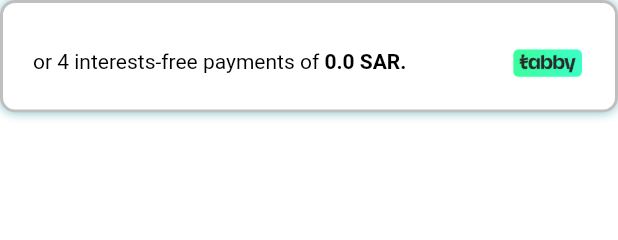
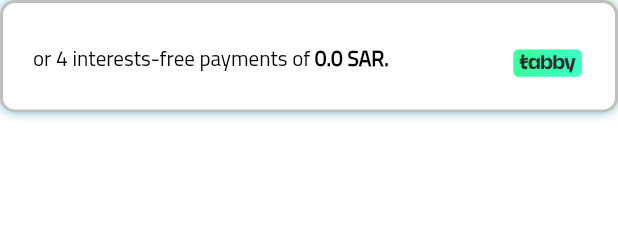
Before and after one commit to linrco123/Hama-Mobile, a Flutter app: what tabbyMethod() shows on an empty page, opened directly with empty values, on a phone screen of 412 x 824 dp. Shown: the top 240 px of the screen. Run offline on Flutter 3.47's test engine with Material 3 defaults, Android fonts, the phone set to English and light mode, and no system bars; our stand-ins replace cached_network_image, carousel_slider, connectivity_plus, file_picker, firebase_core, firebase_messaging and 23 more; missing offline and left inert: amazon_payfort, dart:ffi, date_picker_plus, flutter_pdfview, network_info_plus; accounts and stored records are empty; network calls fail; statements that could not run were skipped; project files that could hold a hidden picture were left out.

Commit message:
update font family in welcome and payment views

```diff
--- a/lib/app/modules/main_home_page/views/payments_view.dart
+++ b/lib/app/modules/main_home_page/views/payments_view.dart
@@ -317,6 +317,8 @@ class PaymentsView extends GetView<MainHomePageController> {
                                             .I.paymentMethods[index].image,
                                         height: 20.0,
                                         width: 20.0,
+                                        // color:
+                                        //     index == 0 ? MYColor.buttons : null,
                                       ),
                                       const SizedBox(
                                         width: 10.0,
@@ -367,7 +369,7 @@ class PaymentsView extends GetView<MainHomePageController> {
             padding: EdgeInsets.zero,
             minSize: 45,
             onPressed: () {
-               CustomPaymentController.I.payWithAmazon(isFake: true);
+              CustomPaymentController.I.payWithAmazon(isFake: true);
             },
             color: MYColor.white,
             borderRadius: BorderRadius.circular(10),
@@ -398,6 +400,7 @@ class PaymentsView extends GetView<MainHomePageController> {
                           .paymentMethods[OrderController.I.paymentMethod.value]
                           .image,
                       fit: BoxFit.contain,
+                      // color: OrderController.I.paymentMethod.value == 0?MYColor.buttons : null,
                     ),
                   ),
                 ],
--- a/lib/app/modules/musaneda/views/musaneda_view.dart
+++ b/lib/app/modules/musaneda/views/musaneda_view.dart
@@ -39,7 +39,6 @@ class MusanedaView extends GetView<MusanedaController> {
                               height: double.infinity,
                               margin: const EdgeInsets.only(top: 20),
                               decoration: BoxDecoration(
-                                // color: Colors.grey,
                                 borderRadius: const BorderRadius.only(
                                   bottomLeft: Radius.circular(15),
                                   bottomRight: Radius.circular(8),
--- a/lib/app/modules/order/views/tabby_stc_paymentview/components/tabby_method.dart
+++ b/lib/app/modules/order/views/tabby_stc_paymentview/components/tabby_method.dart
@@ -3,19 +3,16 @@ import 'package:get/get.dart';
 import 'package:musaneda/app/modules/order/controllers/order_controller.dart';
 import 'package:musaneda/config/myColor.dart';
 
-
-
-Widget tabbyMethod(
-    BuildContext context, double totalPrice) {
+Widget tabbyMethod(BuildContext context, double totalPrice) {
   var isArabic = Get.locale!.languageCode == 'ar';
-  var price = totalPrice  / 4;
+  var price = totalPrice / 4;
   return Obx(
     () => GestureDetector(
       onTap: () {
         OrderController.I.changeTabbyOption();
       },
       child: Container(
-        width:  double.infinity, // 315,
+        width: double.infinity, // 315,
         height: 75,
         decoration: BoxDecoration(
           borderRadius: BorderRadius.circular(10),
@@ -26,9 +23,9 @@ Widget tabbyMethod(
                 : MYColor.primary,
             width: 2,
           ),
-          boxShadow:  [
+          boxShadow: [
             BoxShadow(
-              color:  MYColor.primary.withOpacity(0.5),
+              color: MYColor.primary.withOpacity(0.5),
               offset: const Offset(0, 0),
               blurRadius: 5,
               spreadRadius: 0,
@@ -45,19 +42,21 @@ Widget tabbyMethod(
                 children: [
                   Expanded(
                     child: isArabic
-                        ?  RichText(
+                        ? RichText(
                             text: TextSpan(
                               children: [
                                 TextSpan(
                                   text: '${'tabby_des1'.tr} ',
                                   style: const TextStyle(
                                       color: Colors.black,
+                                      fontFamily: 'cairo_regular',
                                       height: 1.5,
                                       fontSize: 15), // Normal font style
                                 ),
                                 TextSpan(
-                              text:'${price.toString()} SAR ',
+                                  text: '${price.toString()} SAR ',
                                   style: const TextStyle(
+                                      fontFamily: 'cairo_regular',
                                       fontWeight: FontWeight.bold,
                                       color: Colors.black,
                                       height: 1.5), // Bold font style
@@ -71,20 +70,21 @@ Widget tabbyMethod(
                                 // ),
                               ],
                             ),
-
                           )
-                        :  RichText(
+                        : RichText(
                             text: TextSpan(
                               children: [
                                 TextSpan(
                                   text: '${'tabby_des1'.tr} ',
                                   style: const TextStyle(
                                       color: Colors.black,
+                                      fontFamily: 'cairo_regular',
                                       height: 1.5), // Normal font style
                                 ),
                                 TextSpan(
-                              text:'$price SAR.',
+                                  text: '$price SAR.',
                                   style: const TextStyle(
+                                    fontFamily: 'cairo_regular',
                                     fontWeight: FontWeight.bold,
                                     color: Colors.black,
                                     height: 1.5,
@@ -94,7 +94,6 @@ Widget tabbyMethod(
                             ),
                           ),
                   ),
-
                   Padding(
                     padding: isArabic
                         ? const EdgeInsets.only(top: 5, left: 15)
--- a/lib/app/modules/technical_support/providers/technical_support_provider.dart
+++ b/lib/app/modules/technical_support/providers/technical_support_provider.dart
@@ -10,7 +10,7 @@ class TechnicalSupportProvider extends GetConnect {
   final channelId = "648966184456d63137fa717d@webchat.eazy.im";
   final webhook = "6fe9eac2-a73d-4bb2-9a8b-3ef594397871";
   final apiUrl = "https://chat-api.keytime.sa/webhooks";
-  final apiKey = "Bearer U0QOk4SoOrZkkUbjWg2AZLrA3kCaOpXLqjl7PNEr";
+  final apiKey = "Bearer y8PJgaoGamg0R1Ed1ku0SbirhdlWGDMwKQI5mKgw";
 
   Future<List<dynamic>> sendMessage(messageText, theID, theName) async {
     try {
@@ -18,7 +18,7 @@ class TechnicalSupportProvider extends GetConnect {
         '$apiUrl/$webhook',
         {
           "channel": {
-            "id": "648966184456d63137fa717d@webchat.eazy.im",
+            "id": "e63c2083-7f88-4546-bf08-165ae2bb53a3",
           },
           "contact": {
             "id": "8772cf4e-1a0f-45f8-bb74-2c504bed8$theID",
--- a/lib/components/payment_bank_direct.dart
+++ b/lib/components/payment_bank_direct.dart
@@ -51,8 +51,9 @@ class BankAccountPayment extends StatelessWidget {
                                 text: 'payment_bank'.tr,
                                 style: const TextStyle(
                                     color: Colors.black,
+                                    fontFamily: 'cairo_regular',
                                     height: 1.5,
-                              fontSize: 17), // Normal font style
+                                    fontSize: 15), // Normal font style
                               ),
                             ],
                           ),
@@ -63,6 +64,7 @@ class BankAccountPayment extends StatelessWidget {
                               TextSpan(
                                 text: 'payment_bank'.tr,
                                 style: const TextStyle(
+                                    fontFamily: 'cairo_regular',
                                     color: Colors.black,
                                     height: 1.5,
                                     fontSize: 16), // Normal font style
--- a/lib/components/payment_branch.dart
+++ b/lib/components/payment_branch.dart
@@ -51,8 +51,9 @@ class PaymentBranch extends StatelessWidget {
                                 text: 'payment_branch'.tr,
                                 style: const TextStyle(
                                     color: Colors.black,
+                                    fontFamily: 'cairo_regular',
                                     height: 1.5,
-                                    fontSize: 17), // Normal font style
+                                    fontSize: 15), // Normal font style
                               ),
                             ],
                           ),
@@ -64,6 +65,7 @@ class PaymentBranch extends StatelessWidget {
                                 text: 'payment_branch'.tr,
                                 style: const TextStyle(
                                     color: Colors.black,
+                                    fontFamily: 'cairo_regular',
                                     height: 1.5,
                                     fontSize: 16), // Normal font style
                               ),
@@ -80,7 +82,7 @@ class PaymentBranch extends StatelessWidget {
                         width: 70,
                         decoration: BoxDecoration(
                             borderRadius: BorderRadius.circular(15.0),
-                            image: DecorationImage(
+                            image: const DecorationImage(
                               image: AssetImage(
                                 'assets/images/payment-branch.jpg',
                               ),
--- a/lib/language/en_us.dart
+++ b/lib/language/en_us.dart
@@ -354,7 +354,7 @@ const Map<String, String> enUS = {
   "pay": "Pay",
   'won': 'Won #',
   "payment_branch": "Payment Through Branch",
-  "payment_bank": "Payment Through Bank Account ",
+  "payment_bank": "Payment Via Bank Account ",
   "bank_accounts": " Bank Accounts",
   'bank_script':
       'copy this bank account and head over to related bank application to carry out payment process then after finishing take the notification sent to you by bank screenshot and send it to us with submitted order via ',
--- a/lib/main.dart
+++ b/lib/main.dart
@@ -124,7 +124,7 @@ class App extends StatelessWidget {
   @override
   Widget build(BuildContext context) {
     return GetMaterialApp(
-      title: "musaneda",
+      title: "Hama",
       builder: EasyLoading.init(),
       getPages: AppPages.routes,
       initialRoute: initialRoute(),
```
Also changed, not shown: lib/app/modules/login/controllers/login_controller.dart (+4 -4 lines), lib/components/hourly/welcome/welcome_card.dart (+6 -2 lines). Lines whose indentation alone changed are shown as unchanged.
